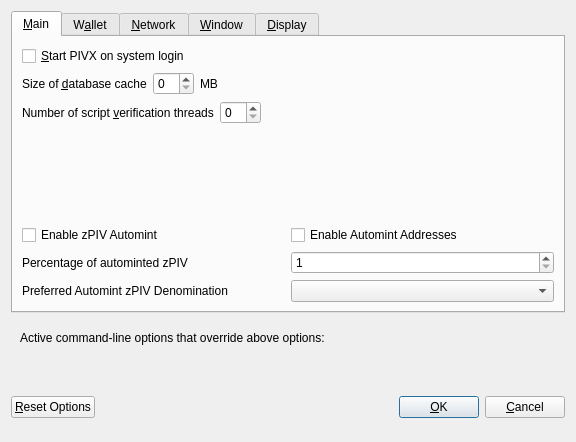
This is src/qt/forms/optionsdialog.ui in PivxLiteDev/PivxLite as Qt 5 draws it before an edit. The edited form follows.
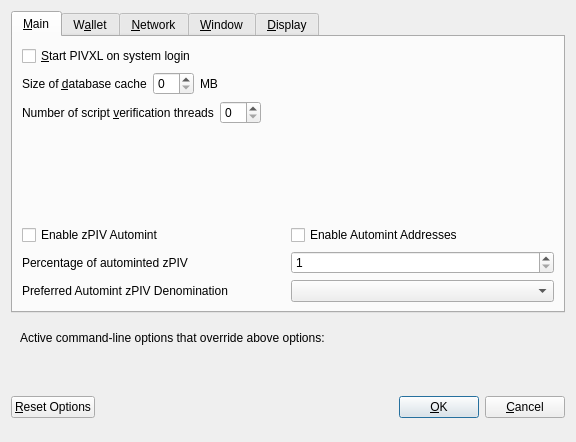
This is the edited form. Custom widgets are drawn as their Qt base class.

The edit to the form file:
```diff
--- a/src/qt/forms/optionsdialog.ui
+++ b/src/qt/forms/optionsdialog.ui
@@ -33,7 +33,7 @@
           <string>Automatically start PIVX after logging in to the system.</string>
          </property>
          <property name="text">
-          <string>&amp;Start PIVX on system login</string>
+          <string>&amp;Start PIVXL on system login</string>
          </property>
         </widget>
        </item>
```
Left out of the diff: 8 changed lines with no effect on the pictures.
